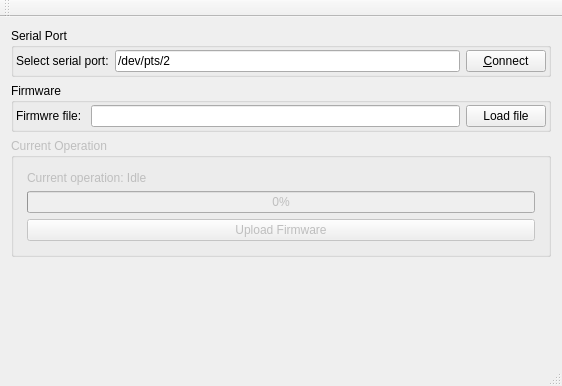
Old version of the form MspFirmwareLoader/mainwindow.ui in the repository persuader72/Qt_MSPBSL_Uploader.
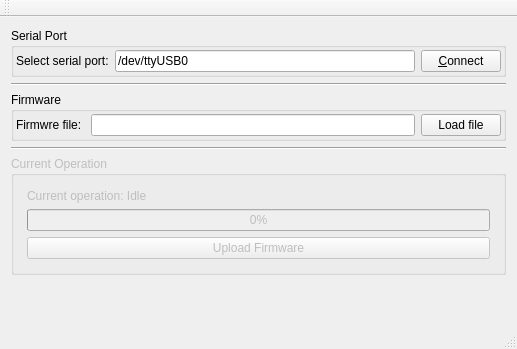
New version of the form.

What changed in the file:
```diff
--- a/MspFirmwareLoader/mainwindow.ui
+++ b/MspFirmwareLoader/mainwindow.ui
@@ -6,8 +6,8 @@
    <rect>
     <x>0</x>
     <y>0</y>
-    <width>562</width>
-    <height>386</height>
+    <width>517</width>
+    <height>349</height>
    </rect>
   </property>
   <property name="windowTitle">
@@ -20,6 +20,9 @@
       <property name="title">
        <string>Serial Port</string>
       </property>
+      <property name="checkable">
+       <bool>false</bool>
+      </property>
       <layout class="QHBoxLayout" name="horizontalLayout_3">
        <property name="spacing">
         <number>2</number>
@@ -45,7 +48,7 @@
          <item>
           <widget class="QLineEdit" name="SerialPortNameEdit">
            <property name="text">
-            <string>/dev/pts/2</string>
+            <string>/dev/ttyUSB0</string>
            </property>
           </widget>
          </item>
@@ -61,6 +64,13 @@
       </layout>
      </widget>
     </item>
+    <item>
+     <widget class="Line" name="line">
+      <property name="orientation">
+       <enum>Qt::Horizontal</enum>
+      </property>
+     </widget>
+    </item>
     <item>
      <widget class="QGroupBox" name="FirmwareGroup">
       <property name="title">
@@ -97,6 +107,13 @@
       </layout>
      </widget>
     </item>
+    <item>
+     <widget class="Line" name="line_2">
+      <property name="orientation">
+       <enum>Qt::Horizontal</enum>
+      </property>
+     </widget>
+    </item>
     <item>
      <widget class="QGroupBox" name="OperationGroup">
       <property name="enabled">
```
Left out of the diff: 4 changed lines with no effect on the pictures.
